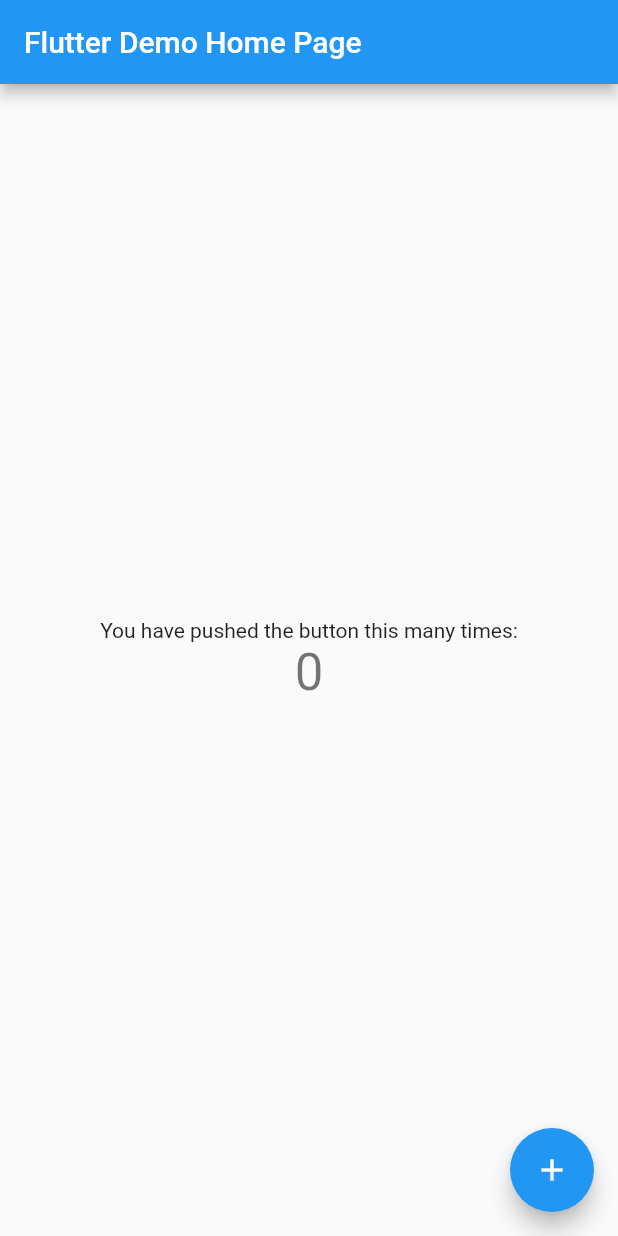
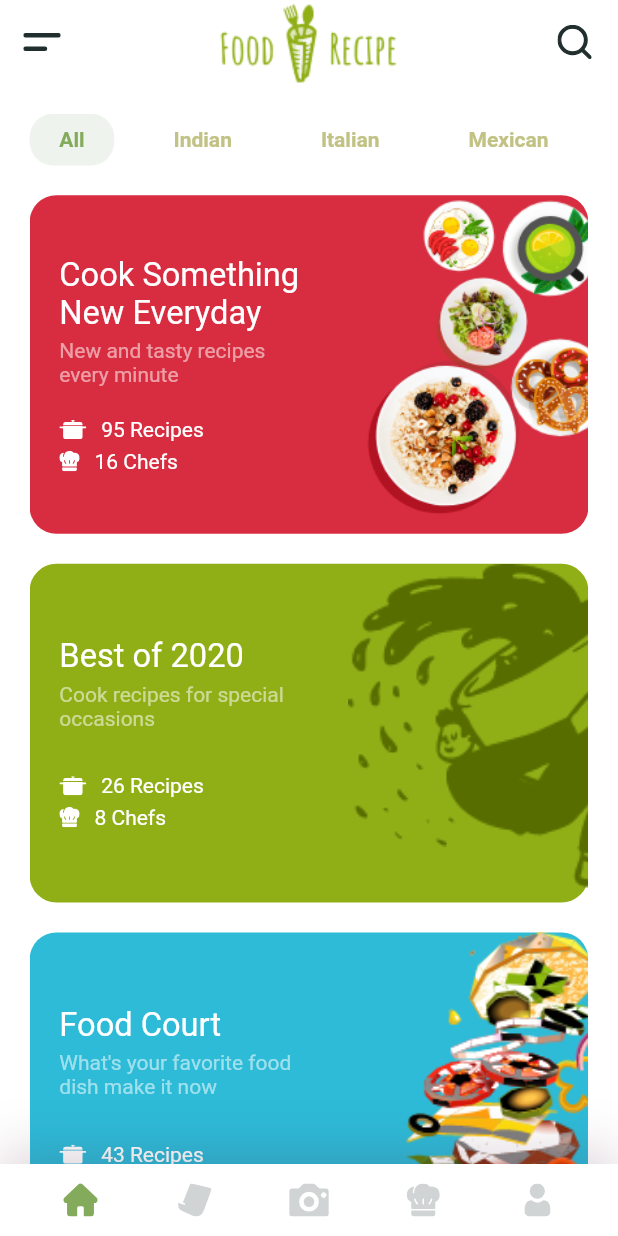
Before and after one commit to javyliu/recipe_app, a Flutter app: the screen it shows after launch, on a phone screen of 412 x 824 dp. Run offline on Flutter 3.47's test engine with Material 2 defaults, Android fonts, the phone set to English and light mode, and no system bars; our stand-ins replace flutter_svg.

Commit message:
complete home page

```diff
--- /dev/null
+++ b/lib/components/bottom_nav_bar.dart
@@ -0,0 +1,68 @@
+import 'package:flutter/material.dart';
+import 'package:flutter_svg/flutter_svg.dart';
+import 'package:provider/provider.dart';
+import 'package:recipe_app/constants.dart';
+import 'package:recipe_app/models/nav_item.dart';
+import 'package:recipe_app/size_config.dart';
+
+class BottomNavBar extends StatelessWidget {
+  const BottomNavBar({
+    Key key,
+  }) : super(key: key);
+
+  @override
+  Widget build(BuildContext context) {
+    double defaultSize = SizeConfig.defaultSize;
+    return Consumer<NavItems>(
+      builder: (context, navItems, child) => Container(
+        padding: EdgeInsets.symmetric(horizontal: defaultSize * 3),
+//        height: 80,
+        decoration: BoxDecoration(
+          color: Colors.white,
+          boxShadow: [
+            BoxShadow(
+              offset: Offset(0, -7),
+              blurRadius: 30,
+              color: Color(0xff4b1a39).withOpacity(0.2),
+            )
+          ],
+        ),
+        child: SafeArea(
+          child: Row(
+            mainAxisAlignment: MainAxisAlignment.spaceBetween,
+            children: List.generate(
+              navItems.items.length,
+              (index) => buildIconNavBarItem(
+                icon: navItems.items[index].icon,
+                press: () {
+                  navItems.changeNavIndex(index: index);
+                  if (navItems.items[index].destinationChecker()) {
+                    Navigator.push(
+                      context,
+                      MaterialPageRoute(
+                        builder: (context) => navItems.items[index].destination,
+                      ),
+                    );
+                  }
+                },
+                isActive: navItems.selectedIndex == index ? true : false,
+              ),
+            ),
+          ),
+        ),
+      ),
+    );
+  }
+
+  IconButton buildIconNavBarItem(
+      {String icon, Function press, bool isActive = false}) {
+    return IconButton(
+      icon: SvgPicture.asset(
+        icon,
+        color: isActive ? primaryColor : Color(0xffd1d4d4),
+        height: 22,
+      ),
+      onPressed: press,
+    );
+  }
+}
--- a/lib/main.dart
+++ b/lib/main.dart
@@ -1,4 +1,8 @@
 import 'package:flutter/material.dart';
+import 'package:provider/provider.dart';
+import 'package:recipe_app/screens/home/home_screen.dart';
+
+import 'models/nav_item.dart';
 
 void main() {
   runApp(MyApp());
@@ -8,110 +12,22 @@
   // This widget is the root of your application.
   @override
   Widget build(BuildContext context) {
-    return MaterialApp(
-      title: 'Flutter Demo',
-      theme: ThemeData(
-        // This is the theme of your application.
-        //
-        // Try running your application with "flutter run". You'll see the
-        // application has a blue toolbar. Then, without quitting the app, try
-        // changing the primarySwatch below to Colors.green and then invoke
-        // "hot reload" (press "r" in the console where you ran "flutter run",
-        // or simply save your changes to "hot reload" in a Flutter IDE).
-        // Notice that the counter didn't reset back to zero; the application
-        // is not restarted.
-        primarySwatch: Colors.blue,
-        // This makes the visual density adapt to the platform that you run
-        // the app on. For desktop platforms, the controls will be smaller and
-        // closer together (more dense) than on mobile platforms.
-        visualDensity: VisualDensity.adaptivePlatformDensity,
+    return ChangeNotifierProvider(
+      create: (context) => NavItems(),
+      child: MaterialApp(
+        debugShowCheckedModeBanner: false,
+        title: 'Recipe App',
+        theme: ThemeData(
+          scaffoldBackgroundColor: Colors.white,
+          appBarTheme: AppBarTheme(
+            color: Colors.white,
+            elevation: 0,
+          ),
+//        backgroundColor: Colors.white,
+          visualDensity: VisualDensity.adaptivePlatformDensity,
+        ),
+        home: HomeScreen(),
       ),
-      home: MyHomePage(title: 'Flutter Demo Home Page'),
     );
   }
 }
-
-class MyHomePage extends StatefulWidget {
-  MyHomePage({Key key, this.title}) : super(key: key);
-
-  // This widget is the home page of your application. It is stateful, meaning
-  // that it has a State object (defined below) that contains fields that affect
-  // how it looks.
-
-  // This class is the configuration for the state. It holds the values (in this
-  // case the title) provided by the parent (in this case the App widget) and
-  // used by the build method of the State. Fields in a Widget subclass are
-  // always marked "final".
-
-  final String title;
-
-  @override
-  _MyHomePageState createState() => _MyHomePageState();
-}
-
-class _MyHomePageState extends State<MyHomePage> {
-  int _counter = 0;
-
-  void _incrementCounter() {
-    setState(() {
-      // This call to setState tells the Flutter framework that something has
-      // changed in this State, which causes it to rerun the build method below
-      // so that the display can reflect the updated values. If we changed
-      // _counter without calling setState(), then the build method would not be
-      // called again, and so nothing would appear to happen.
-      _counter++;
-    });
-  }
-
-  @override
-  Widget build(BuildContext context) {
-    // This method is rerun every time setState is called, for instance as done
-    // by the _incrementCounter method above.
-    //
-    // The Flutter framework has been optimized to make rerunning build methods
-    // fast, so that you can just rebuild anything that needs updating rather
-    // than having to individually change instances of widgets.
-    return Scaffold(
-      appBar: AppBar(
-        // Here we take the value from the MyHomePage object that was created by
-        // the App.build method, and use it to set our appbar title.
-        title: Text(widget.title),
-      ),
-      body: Center(
-        // Center is a layout widget. It takes a single child and positions it
-        // in the middle of the parent.
-        child: Column(
-          // Column is also a layout widget. It takes a list of children and
-          // arranges them vertically. By default, it sizes itself to fit its
-          // children horizontally, and tries to be as tall as its parent.
-          //
-          // Invoke "debug painting" (press "p" in the console, choose the
-          // "Toggle Debug Paint" action from the Flutter Inspector in Android
-          // Studio, or the "Toggle Debug Paint" command in Visual Studio Code)
-          // to see the wireframe for each widget.
-          //
-          // Column has various properties to control how it sizes itself and
-          // how it positions its children. Here we use mainAxisAlignment to
-          // center the children vertically; the main axis here is the vertical
-          // axis because Columns are vertical (the cross axis would be
-          // horizontal).
-          mainAxisAlignment: MainAxisAlignment.center,
-          children: <Widget>[
-            Text(
-              'You have pushed the button this many times:',
-            ),
-            Text(
-              '$_counter',
-              style: Theme.of(context).textTheme.headline4,
-            ),
-          ],
-        ),
-      ),
-      floatingActionButton: FloatingActionButton(
-        onPressed: _incrementCounter,
-        tooltip: 'Increment',
-        child: Icon(Icons.add),
-      ), // This trailing comma makes auto-formatting nicer for build methods.
-    );
-  }
-}
--- /dev/null
+++ b/lib/models/nav_item.dart
@@ -0,0 +1,51 @@
+import 'package:flutter/material.dart';
+import 'package:recipe_app/screens/home/home_screen.dart';
+
+class NavItem{
+  final int id;
+  final String icon;
+  final Widget destination;
+
+  NavItem({this.id, this.icon, this.destination});
+
+  bool destinationChecker(){
+    if(destination != null){
+      return true;
+    }
+    return false;
+  }
+
+}
+
+class NavItems extends ChangeNotifier{
+  int selectedIndex = 0;
+
+  void changeNavIndex({int index}){
+    selectedIndex = index;
+    notifyListeners();
+  }
+
+  List<NavItem> items = [
+    NavItem(
+      id: 1,
+      icon: "assets/icons/home.svg",
+      destination: HomeScreen(),
+    ),
+    NavItem(
+      id: 2,
+      icon: "assets/icons/list.svg",
+    ),
+    NavItem(
+      id: 3,
+      icon: "assets/icons/camera.svg",
+    ),
+    NavItem(
+      id: 4,
+      icon: "assets/icons/chef_nav.svg",
+    ),
+    NavItem(
+      id: 5,
+      icon: "assets/icons/user.svg",
+    ),
+  ];
+}
--- /dev/null
+++ b/lib/models/recipe_bundle.dart
@@ -0,0 +1,40 @@
+import 'package:flutter/material.dart';
+
+class RecipeBundle{
+  final int id, chefs, recipes;
+  final String title, description, imageSrc;
+  final Color color;
+
+  RecipeBundle({this.id, this.chefs, this.recipes, this.title, this.description,
+      this.imageSrc, this.color});
+}
+
+List<RecipeBundle> recipeBundles = [
+  RecipeBundle(
+    id: 1,
+    chefs: 16,
+    recipes: 95,
+    title: "Cook Something New Everyday",
+    description: "New and tasty recipes every minute",
+    imageSrc: "assets/images/cook_new@2x.png",
+    color: Color(0xFFD82D40),
+  ),
+  RecipeBundle(
+    id: 2,
+    chefs: 8,
+    recipes: 26,
+    title: "Best of 2020",
+    description: "Cook recipes for special occasions",
+    imageSrc: "assets/images/best_2020@2x.png",
+    color: Color(0xFF90AF17),
+  ),
+  RecipeBundle(
+    id: 3,
+    chefs: 10,
+    recipes: 43,
+    title: "Food Court",
+    description: "What's your favorite food dish make it now",
+    imageSrc: "assets/images/food_court@2x.png",
+    color: Color(0xFF2DBBD8),
+  ),
+];
--- /dev/null
+++ b/lib/screens/home/components/body.dart
@@ -0,0 +1,39 @@
+import 'package:flutter/material.dart';
+import 'package:recipe_app/models/recipe_bundle.dart';
+import 'package:recipe_app/screens/home/components/recipe_boundle_card.dart';
+import 'package:recipe_app/size_config.dart';
+
+import 'categroies.dart';
+
+class Body extends StatelessWidget {
+  @override
+  Widget build(BuildContext context) {
+    return SafeArea(
+      child: Column(
+        children: <Widget>[
+          Categories(),
+          Expanded(
+            child: Padding(
+              padding:
+                  EdgeInsets.symmetric(horizontal: SizeConfig.defaultSize * 2),
+              child: GridView.builder(
+                itemCount: recipeBundles.length,
+                gridDelegate: SliverGridDelegateWithFixedCrossAxisCount(
+                  crossAxisCount:
+                      SizeConfig.orientation == Orientation.landscape ? 2 : 1,
+                  mainAxisSpacing: 20,
+                  crossAxisSpacing: 20,
+                  childAspectRatio: 1.65,
+                ),
+                itemBuilder: (context, index) => RecipeBundleCard(
+                  recipeBundle: recipeBundles[index],
+                  press: () {},
+                ),
+              ),
+            ),
+          ),
+        ],
+      ),
+    );
+  }
+}
--- /dev/null
+++ b/lib/screens/home/components/categroies.dart
@@ -0,0 +1,61 @@
+import 'package:flutter/material.dart';
+
+import '../../../constants.dart';
+import '../../../size_config.dart';
+
+
+class Categories extends StatefulWidget {
+  @override
+  _CategoriesState createState() => _CategoriesState();
+}
+
+class _CategoriesState extends State<Categories> {
+  List<String> categories = ["All", "Indian", "Italian", "Mexican", "Chinese"];
+  int selectedIndex = 0;
+
+  @override
+  Widget build(BuildContext context) {
+    return Padding(
+      padding: EdgeInsets.symmetric(vertical: SizeConfig.defaultSize * 2),
+      child: SizedBox(
+        height: SizeConfig.defaultSize * 3.5,
+        child: ListView.builder(
+          itemCount: categories.length,
+          scrollDirection: Axis.horizontal,
+          itemBuilder: (context, index) => buildCategoryItem(index),
+        ),
+      ),
+    );
+  }
+
+  Widget buildCategoryItem(int index) {
+    return GestureDetector(
+      onTap: () {
+        setState(() {
+          selectedIndex = index;
+        });
+      },
+      child: Container(
+        alignment: Alignment.center,
+        margin: EdgeInsets.only(left: SizeConfig.defaultSize * 2),
+        decoration: BoxDecoration(
+          borderRadius: BorderRadius.circular(SizeConfig.defaultSize * 1.6),
+          color: selectedIndex == index ? Color(0xffeff3ee) : Colors.transparent,
+        ),
+        child: Padding(
+          padding: EdgeInsets.symmetric(
+            horizontal: SizeConfig.defaultSize * 2,
+            vertical: SizeConfig.defaultSize * 0.5,
+          ),
+          child: Text(
+            categories[index],
+            style: TextStyle(
+              fontWeight: FontWeight.bold,
+              color: index == selectedIndex ? primaryColor : Color(0xffc2c285),
+            ),
+          ),
+        ),
+      ),
+    );
+  }
+}
--- /dev/null
+++ b/lib/screens/home/components/recipe_boundle_card.dart
@@ -0,0 +1,97 @@
+
+import 'package:flutter/material.dart';
+import 'package:flutter_svg/svg.dart';
+import 'package:recipe_app/models/recipe_bundle.dart';
+
+import '../../../size_config.dart';
+
+
+class RecipeBundleCard extends StatelessWidget {
+  final RecipeBundle recipeBundle;
+  final Function press;
+
+
+  RecipeBundleCard({Key key,this.recipeBundle, this.press}) : super(key: key);
+
+  @override
+  Widget build(BuildContext context) {
+    double defaultSize = SizeConfig.defaultSize;
+    return GestureDetector(
+      onTap: press,
+      child: Container(
+        decoration: BoxDecoration(
+          color: recipeBundle.color,
+          borderRadius: BorderRadius.circular(defaultSize * 1.8),
+        ),
+        child: Row(
+          children: <Widget>[
+            Expanded(
+              child: Padding(
+                padding: EdgeInsets.all(defaultSize * 2),
+                child: Column(
+                  crossAxisAlignment: CrossAxisAlignment.start,
+                  children: <Widget>[
+                    Spacer(),
+                    Text(
+                      recipeBundle.title,
+                      style: TextStyle(
+                        fontSize: defaultSize * 2.2,
+                        color: Colors.white,
+                      ),
+                      maxLines: 2,
+                      overflow: TextOverflow.ellipsis,
+                    ),
+                    SizedBox(
+                      height: defaultSize * 0.5,
+                    ),
+                    Text(
+                      recipeBundle.description,
+                      style: TextStyle(
+                        color: Colors.white54,
+                      ),
+                      maxLines: 2,
+                      overflow: TextOverflow.ellipsis,
+                    ),
+                    Spacer(),
+                    buildInfoRow(defaultSize, iconSrc: "assets/icons/pot.svg", txt: "${recipeBundle.recipes} Recipes"),
+                    SizedBox(height: defaultSize * 0.5,),
+                    buildInfoRow(defaultSize, iconSrc: "assets/icons/chef.svg", txt: "${recipeBundle.chefs} Chefs"),
+                    Spacer(),
+                  ],
+                ),
+              ),
+            ),
+            SizedBox(
+              width: defaultSize * 0.5,
+            ),
+            AspectRatio(
+              aspectRatio: 0.71,
+              child: Image.asset(
+                recipeBundle.imageSrc,
+                fit: BoxFit.cover,
+                alignment: Alignment.centerLeft,
+              ),
+            ),
+          ],
+        ),
+      ),
+    );
+  }
+
+  Row buildInfoRow(double defaultSize, {String iconSrc, String txt}) {
+    return Row(
+      children: <Widget>[
+        SvgPicture.asset(iconSrc),
+        SizedBox(
+          width: defaultSize,
+        ),
+        Text(
+          txt,
+          style: TextStyle(
+            color: Colors.white,
+          ),
+        )
+      ],
+    );
+  }
+}
--- /dev/null
+++ b/lib/screens/home/home_screen.dart
@@ -0,0 +1,38 @@
+import 'package:flutter/material.dart';
+import 'package:flutter_svg/flutter_svg.dart';
+import 'package:recipe_app/components/bottom_nav_bar.dart';
+import 'package:recipe_app/constants.dart';
+import 'package:recipe_app/size_config.dart';
+
+import 'components/body.dart';
+
+class HomeScreen extends StatelessWidget {
+  @override
+  Widget build(BuildContext context) {
+    SizeConfig().init(context);
+    return Scaffold(
+      appBar: buildAppBar(),
+      body: Body(),
+      bottomNavigationBar: BottomNavBar(),
+    );
+  }
+
+  AppBar buildAppBar() {
+    return AppBar(
+      leading: IconButton(
+        icon: SvgPicture.asset(
+          "assets/icons/menu.svg",
+          color: textColor,
+        ),
+        onPressed: () {},
+      ),
+      centerTitle: true,
+      title: Image.asset("assets/images/logo.png"),
+      actions: <Widget>[
+        IconButton(icon: SvgPicture.asset("assets/icons/search.svg"), onPressed: () => null,),
+        SizedBox(width: SizeConfig.defaultSize * 0.5,)
+
+      ],
+    );
+  }
+}
--- /dev/null
+++ b/lib/size_config.dart
@@ -0,0 +1,18 @@
+import 'package:flutter/material.dart';
+
+class SizeConfig{
+  static MediaQueryData _mediaQueryData;
+  static double screenWidth;
+  static double screenHeight;
+  static double defaultSize;
+  static Orientation orientation;
+
+  void init(BuildContext context){
+    _mediaQueryData = MediaQuery.of(context);
+    screenWidth = _mediaQueryData.size.width;
+    screenHeight = _mediaQueryData.size.height;
+    orientation = _mediaQueryData.orientation;
+
+    defaultSize = orientation == Orientation.landscape ? screenHeight * 0.024 : screenWidth * 0.024;
+  }
+}
--- a/pubspec.yaml
+++ b/pubspec.yaml
@@ -48,8 +48,8 @@
 
   # To add assets to your application, add an assets section, like this:
   assets:
-   - images/icons/
-   - images/images/
+   - assets/icons/
+   - assets/images/
 
   # An image asset can refer to one or more resolution-specific "variants", see
   # https://flutter.dev/assets-and-images/#resolution-aware.
```
